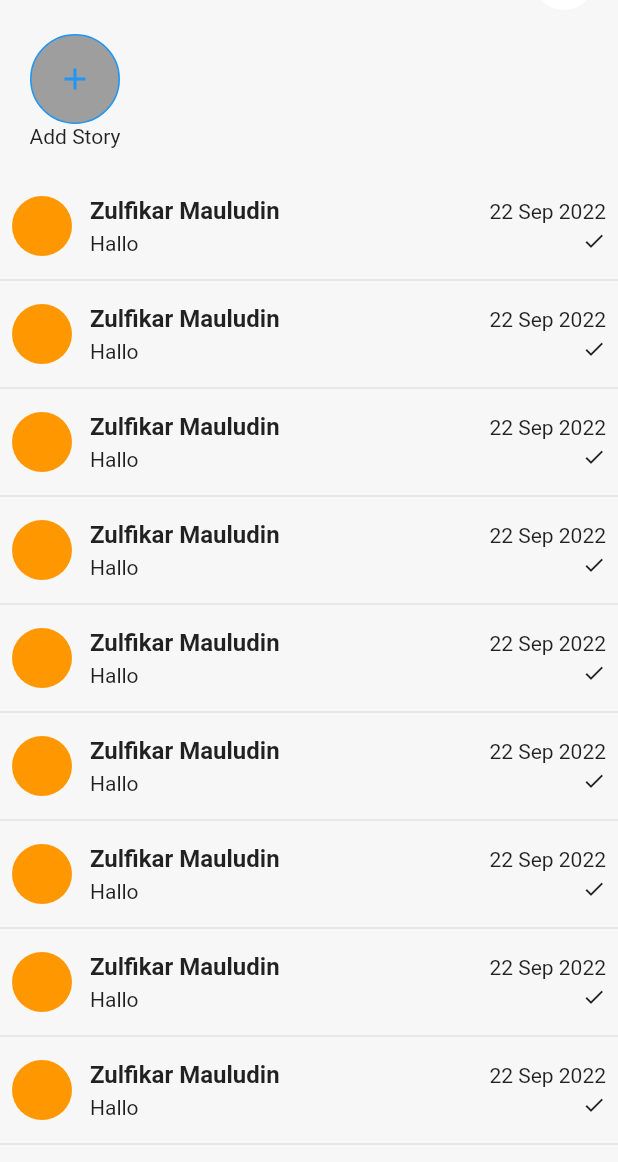
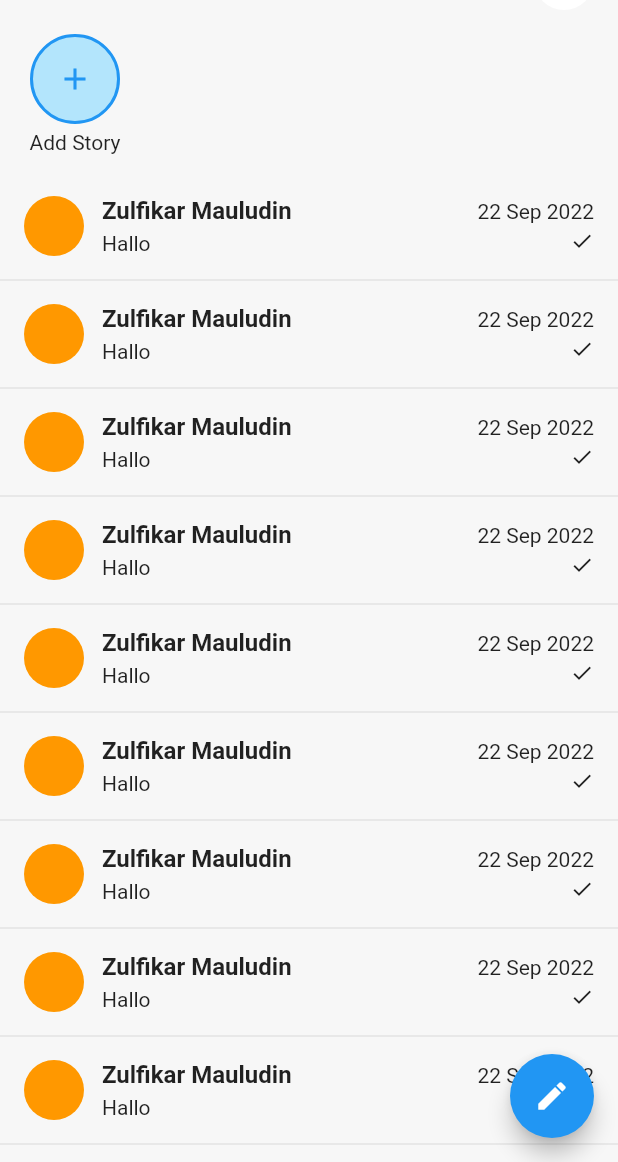
Before and after one commit to zuludin04/nyarios, a Flutter app: the screen it shows after launch, on a phone screen of 412 x 824 dp, the part 74-1236 px from its top. Run offline on Flutter 3.47's test engine with Material 2 defaults, Android fonts, the phone set to English and light mode, and no system bars.

Commit message:
spacing in home screen

```diff
--- a/lib/ui/home_screen.dart
+++ b/lib/ui/home_screen.dart
@@ -7,6 +7,10 @@ class HomeScreen extends StatelessWidget {
   Widget build(BuildContext context) {
     return Scaffold(
       backgroundColor: const Color(0xfff7f7f7),
+      floatingActionButton: FloatingActionButton(
+        onPressed: () {},
+        child: const Icon(Icons.edit),
+      ),
       body: SafeArea(
         child: CustomScrollView(
           slivers: [
@@ -20,7 +24,7 @@ class HomeScreen extends StatelessWidget {
                       'Nyarios',
                       style: TextStyle(
                         fontSize: 22,
-                        fontWeight: FontWeight.bold,
+                        fontWeight: FontWeight.w600,
                       ),
                     ),
                     Container(
@@ -69,8 +73,8 @@ class HomeScreen extends StatelessWidget {
           height: 60,
           margin: const EdgeInsets.symmetric(horizontal: 8),
           decoration: BoxDecoration(
-            color: Colors.grey,
-            border: Border.all(color: Colors.blue),
+            color: Colors.lightBlue.shade100,
+            border: Border.all(color: Colors.blue, width: 2),
             shape: BoxShape.circle,
           ),
           child: const Icon(
@@ -78,6 +82,7 @@ class HomeScreen extends StatelessWidget {
             color: Colors.blue,
           ),
         ),
+        const SizedBox(height: 4),
         const Text('Add Story')
       ],
     );
@@ -86,8 +91,8 @@ class HomeScreen extends StatelessWidget {
   Widget _chatItem() {
     return Column(
       children: [
-        Padding(
-          padding: const EdgeInsets.all(8),
+        Container(
+          padding: const EdgeInsets.symmetric(vertical: 8, horizontal: 16),
           child: Row(
             children: [
               Container(
```
